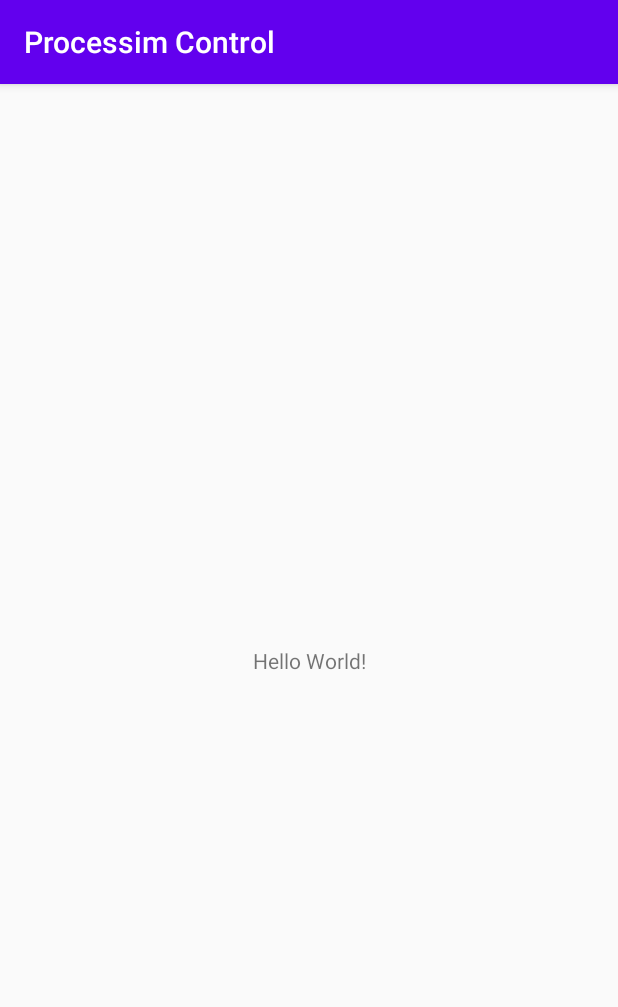
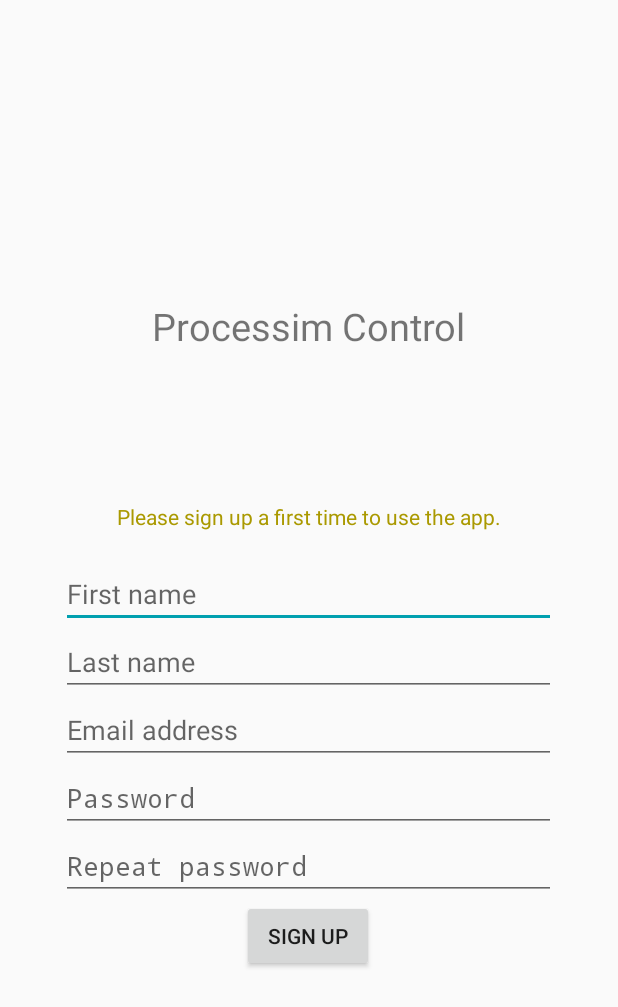
Before and after one commit to TeaFlex/ProcessimControlApp, an Android app: the screen it shows after launch (MainActivity before the commit, RegisterActivity after it), on a phone screen of 412 x 824 dp. Shown: the top 1007 px of the screen. Run offline under Robolectric (Android 15) with nearby library versions, the phone set to English and light mode, and no system bars; our stand-ins replace Room's generated code; 1 statement that could not run was skipped.

Commit message:
Big changes

```diff
--- a/app/build.gradle
+++ b/app/build.gradle
@@ -19,6 +19,10 @@ android {
             minifyEnabled false
             proguardFiles getDefaultProguardFile('proguard-android-optimize.txt'), 'proguard-rules.pro'
         }
+    }
+    compileOptions {
+        sourceCompatibility JavaVersion.VERSION_1_8
+        targetCompatibility JavaVersion.VERSION_1_8
     }
 }
 
--- a/app/src/main/AndroidManifest.xml
+++ b/app/src/main/AndroidManifest.xml
@@ -11,7 +11,7 @@
         android:theme="@style/AppTheme">
         <activity android:name=".RegisterActivity"></activity>
         <activity android:name=".LoginActivity" />
-        <activity android:name=".MainActivity">
+        <activity android:name=".StartActivity">
             <intent-filter>
                 <action android:name="android.intent.action.MAIN" />
 
--- /dev/null
+++ b/app/src/main/java/be/heh/std/app/FormActivity.java
@@ -0,0 +1,50 @@
+package be.heh.std.app;
+
+import android.app.Activity;
+import android.os.Bundle;
+import android.view.View;
+import android.widget.Button;
+import android.widget.EditText;
+import android.widget.TextView;
+import android.widget.Toast;
+
+import androidx.appcompat.app.AppCompatActivity;
+
+import java.util.ArrayList;
+import java.util.HashMap;
+import java.util.Map;
+
+public abstract class FormActivity extends Activity {
+
+    protected View form;
+    protected TextView title;
+    protected TextView info_msg;
+    protected TextView error_msg;
+    protected Button submit;
+    protected HashMap<String, EditText> notEmptyInputs;
+
+    @Override
+    protected void onCreate(Bundle savedInstanceState) {
+        super.onCreate(savedInstanceState);
+        setContentView(R.layout.activity_forms);
+        title = (TextView) findViewById(R.id.form_title);
+        info_msg = (TextView) findViewById(R.id.info_msg);
+        error_msg = (TextView) findViewById(R.id.error_msg);
+        notEmptyInputs = new HashMap();
+    }
+
+    public void onFormClickManager(View v) throws Exception {
+        if(v.getId() == submit.getId()) checkForm();
+    }
+
+    public void checkForm() throws Exception {
+        for (Map.Entry<String, EditText> entry : notEmptyInputs.entrySet()) {
+            if(isEditTextEmpty(entry.getValue()))
+                throw new Exception(entry.getKey()+" is empty !");
+        }
+    }
+
+    public boolean isEditTextEmpty(EditText e) {
+        return e.getText().toString().trim().length() == 0;
+    }
+}
--- a/app/src/main/java/be/heh/std/app/MainActivity.java
+++ /dev/null
@@ -1,14 +0,0 @@
-package be.heh.std.app;
-
-import androidx.appcompat.app.AppCompatActivity;
-
-import android.os.Bundle;
-
-public class MainActivity extends AppCompatActivity {
-
-    @Override
-    protected void onCreate(Bundle savedInstanceState) {
-        super.onCreate(savedInstanceState);
-        setContentView(R.layout.activity_main);
-    }
-}
--- a/app/src/main/java/be/heh/std/app/RegisterActivity.java
+++ b/app/src/main/java/be/heh/std/app/RegisterActivity.java
@@ -1,14 +1,45 @@
 package be.heh.std.app;
 
-import androidx.appcompat.app.AppCompatActivity;
+import android.os.Bundle;
+import android.util.Log;
+import android.view.View;
+import android.widget.Button;
+import android.widget.EditText;
+import android.widget.TextView;
+import android.widget.Toast;
 
-import android.os.Bundle;
+public class RegisterActivity extends FormActivity {
 
-public class RegisterActivity extends AppCompatActivity {
+    private boolean firstTime;
+    private EditText firstname;
+    private EditText lastname;
+    private EditText email;
+    private EditText password;
+    private EditText password2;
 
     @Override
     protected void onCreate(Bundle savedInstanceState) {
         super.onCreate(savedInstanceState);
-        setContentView(R.layout.activity_register);
+
+        firstTime = getIntent().getBooleanExtra("first_time", false);
+        form = findViewById(R.id.register_form);
+        firstname = (EditText) findViewById(R.id.register_firstname);
+        lastname = (EditText) findViewById(R.id.register_lastname);
+        email = (EditText) findViewById(R.id.register_email);
+        password = (EditText) findViewById(R.id.register_password);
+        password2 = (EditText) findViewById(R.id.register_password2);
+        submit = (Button) findViewById(R.id.register_connect);
+
+        form.setVisibility(View.VISIBLE);
+        if(firstTime) info_msg.setText(getString(R.string.need_register));
+    }
+
+    @Override
+    public void checkForm() {
+        try {
+
+        } catch (Exception e) {
+            Toast.makeText(getApplicationContext(), e.getMessage(), Toast.LENGTH_SHORT).show();
+        }
     }
 }
--- /dev/null
+++ b/app/src/main/java/be/heh/std/app/StartActivity.java
@@ -0,0 +1,41 @@
+package be.heh.std.app;
+
+import android.content.Intent;
+import android.os.Bundle;
+import android.view.View;
+import android.widget.ProgressBar;
+import android.widget.TextView;
+
+import androidx.appcompat.app.AppCompatActivity;
+
+import be.heh.std.database.AppDatabase;
+
+public class StartActivity extends AppCompatActivity {
+
+    private Intent intent = new Intent(this, LoginActivity.class);
+
+    @Override
+    protected void onCreate(Bundle savedInstanceState) {
+        super.onCreate(savedInstanceState);
+        setContentView(R.layout.activity_start);
+
+        try {
+            AppDatabase db = AppDatabase.getInstance(getApplicationContext());
+            Boolean isDatabaseEmpty = (db.userdao().getCountOfUsers() == 0);
+
+            if(isDatabaseEmpty) {
+                intent = new Intent(this, RegisterActivity.class);
+                intent.putExtra("first_time", true);
+            }
+            startActivity(intent);
+            finish();
+
+        } catch (Exception e) {
+            TextView v = (TextView)findViewById(R.id.info_msg);
+            ProgressBar p = (ProgressBar) findViewById(R.id.pg_loading);
+            p.setVisibility(View.GONE);
+            v.setText(e.getMessage());
+            v.setVisibility(View.VISIBLE);
+        }
+    }
+}
--- a/app/src/main/java/be/heh/std/database/AppDatabase.java
+++ b/app/src/main/java/be/heh/std/database/AppDatabase.java
@@ -1,9 +1,23 @@
 package be.heh.std.database;
 
+import android.content.Context;
+
 import androidx.room.Database;
+import androidx.room.Room;
 import androidx.room.RoomDatabase;
 
 @Database(entities = {User.class}, version = 1)
 public abstract class AppDatabase extends RoomDatabase {
     public abstract UserDAO userdao();
+    public static AppDatabase instance;
+
+    public static synchronized AppDatabase getInstance(Context context) {
+        if(instance == null) {
+            instance = Room.databaseBuilder(context.getApplicationContext(), AppDatabase.class,
+                    "appdb").fallbackToDestructiveMigration()
+                    .allowMainThreadQueries()
+                    .build();
+        }
+        return instance;
+    }
 }
--- a/app/src/main/java/be/heh/std/database/UserDAO.java
+++ b/app/src/main/java/be/heh/std/database/UserDAO.java
@@ -1,6 +1,9 @@
 package be.heh.std.database;
 
 import androidx.room.Dao;
+import androidx.room.Delete;
+import androidx.room.Insert;
+import androidx.room.OnConflictStrategy;
 import androidx.room.Query;
 
 import java.util.List;
@@ -10,14 +13,24 @@ import be.heh.std.database.User;
 @Dao
 public interface UserDAO {
 
+    @Insert
+    void addUser(User user);
+
+    @Delete
+    void deleteUser(User user);
+
+    @Query("DELETE FROM user WHERE id = :id;")
+    void deleteUserById(int id);
+
     @Query("SELECT * FROM user")
     List<User> getAllUsers();
 
-    @Query("SELECT * FROM user WHERE id = :id")
+    @Query("SELECT * FROM user WHERE id = :id;")
     User getUserById(int id);
 
-    @Query("SELECT * FROM user WHERE role = :role")
-    User getUserByRole(int role);
+    @Query("SELECT * FROM user WHERE role = :role;")
+    List<User> getUsersByRole(int role);
 
-
+    @Query("SELECT COUNT(*) FROM user;")
+    int getCountOfUsers();
 }
--- a/app/src/main/java/be/heh/std/core/Roles.java
+++ b/app/src/main/java/be/heh/std/model/Roles.java
@@ -1,4 +1,4 @@
-package be.heh.std.core;
+package be.heh.std.model;
 
 public enum Roles {
     ADMIN,
--- a/app/src/main/res/layout/activity_forms.xml
+++ b/app/src/main/res/layout/activity_forms.xml
@@ -11,6 +11,7 @@
     >
 
     <TextView
+        android:id="@+id/form_title"
         android:layout_width="wrap_content"
         android:layout_height="wrap_content"
         android:text="@string/app_name"
@@ -19,108 +20,27 @@
         android:textSize="25dp"
         />
 
-    <LinearLayout
+    <TextView
+        android:id="@+id/info_msg"
+        android:textColor="@color/yellow"
+        android:layout_width="wrap_content"
+        android:layout_height="wrap_content" />
+    <TextView
+        android:id="@+id/error_msg"
+        android:textColor="@color/red"
+        android:layout_width="match_parent"
+        android:layout_height="wrap_content" />
+
+    <include
+        layout="@layout/module_login"
         android:id="@+id/login_form"
-        android:layout_width="330dp"
-        android:layout_height="wrap_content"
-        android:gravity="center"
-        android:orientation="vertical"
-        android:visibility="gone">
+        android:visibility="gone"
+        />
 
-        <TextView
-            android:id="@+id/login_error"
-            android:textColor="@color/red"
-            android:layout_width="match_parent"
-            android:layout_height="wrap_content"
-            android:visibility="gone" />
-
-        <EditText
-            android:id="@+id/login_email"
-            android:layout_width="match_parent"
-            android:layout_height="wrap_content"
-            android:hint="@string/email"
-            android:inputType="textEmailAddress"
-            tools:ignore="MissingConstraints" />
-
-        <EditText
-            android:id="@+id/login_password"
-            android:hint="@string/password"
-            android:layout_width="match_parent"
-            android:layout_height="wrap_content"
-            android:inputType="textPassword"
-            tools:ignore="MissingConstraints" />
-
-        <Button
-            android:id="@+id/login_connect"
-            style="@style/Widget.AppCompat.Button"
-            android:layout_width="wrap_content"
-            android:layout_height="wrap_content"
-            android:text="@string/connect"
-            tools:ignore="MissingConstraints" />
-    </LinearLayout>
-
-    <LinearLayout
+    <include
+        layout="@layout/module_register"
         android:id="@+id/register_form"
-        android:layout_width="330dp"
-        android:layout_height="wrap_content"
-        android:gravity="center"
-        android:orientation="vertical"
-        android:visibility="gone">
-
-        <TextView
-            android:id="@+id/register_error"
-            android:textColor="@color/red"
-            android:layout_width="match_parent"
-            android:layout_height="wrap_content"
-            android:visibility="gone" />
-
-        <EditText
-            android:id="@+id/register_firstname"
-            android:layout_width="match_parent"
-            android:layout_height="wrap_content"
-            android:hint="@string/firstname"
-            android:inputType="text"
-            tools:ignore="MissingConstraints" />
-
-        <EditText
-            android:id="@+id/register_lastname"
-            android:layout_width="match_parent"
-            android:layout_height="wrap_content"
-            android:hint="@string/lastname"
-            android:inputType="text"
-            tools:ignore="MissingConstraints" />
-
-        <EditText
-            android:id="@+id/register_email"
-            android:layout_width="match_parent"
-            android:layout_height="wrap_content"
-            android:hint="@string/email"
-            android:inputType="textEmailAddress"
-            tools:ignore="MissingConstraints" />
-
-        <EditText
-            android:id="@+id/register_password"
-            android:hint="@string/password"
-            android:layout_width="match_parent"
-            android:layout_height="wrap_content"
-            android:inputType="textPassword"
-            tools:ignore="MissingConstraints" />
-
-        <EditText
-            android:id="@+id/register_password2"
-            android:hint="@string/password2"
-            android:layout_width="match_parent"
-            android:layout_height="wrap_content"
-            android:inputType="textPassword"
-            tools:ignore="MissingConstraints" />
-
-        <Button
-            android:id="@+id/register_connect"
-            style="@style/Widget.AppCompat.Button"
-            android:layout_width="wrap_content"
-            android:layout_height="wrap_content"
-            android:text="@string/register"
-            tools:ignore="MissingConstraints" />
-    </LinearLayout>
+        android:visibility="gone"
+        />
 
 </LinearLayout>
--- a/app/src/main/res/layout/activity_main.xml
+++ /dev/null
@@ -1,18 +0,0 @@
-<?xml version="1.0" encoding="utf-8"?>
-<androidx.constraintlayout.widget.ConstraintLayout xmlns:android="http://schemas.android.com/apk/res/android"
-    xmlns:app="http://schemas.android.com/apk/res-auto"
-    xmlns:tools="http://schemas.android.com/tools"
-    android:layout_width="match_parent"
-    android:layout_height="match_parent"
-    tools:context=".MainActivity">
-
-    <TextView
-        android:layout_width="wrap_content"
-        android:layout_height="wrap_content"
-        android:text="Hello World!"
-        app:layout_constraintBottom_toBottomOf="parent"
-        app:layout_constraintLeft_toLeftOf="parent"
-        app:layout_constraintRight_toRightOf="parent"
-        app:layout_constraintTop_toTopOf="parent" />
-
-</androidx.constraintlayout.widget.ConstraintLayout>
--- /dev/null
+++ b/app/src/main/res/layout/module_register.xml
@@ -0,0 +1,61 @@
+<?xml version="1.0" encoding="utf-8"?>
+
+<LinearLayout
+xmlns:android="http://schemas.android.com/apk/res/android"
+android:layout_width="330dp"
+android:layout_height="wrap_content"
+android:gravity="center"
+android:orientation="vertical"
+    >
+
+
+    <EditText
+        android:id="@+id/register_firstname"
+        android:layout_width="match_parent"
+        android:layout_height="wrap_content"
+        android:hint="@string/firstname"
+        android:inputType="text"
+        />
+
+    <EditText
+        android:id="@+id/register_lastname"
+        android:layout_width="match_parent"
+        android:layout_height="wrap_content"
+        android:hint="@string/lastname"
+        android:inputType="text"
+        />
+
+    <EditText
+        android:id="@+id/register_email"
+        android:layout_width="match_parent"
+        android:layout_height="wrap_content"
+        android:hint="@string/email"
+        android:inputType="textEmailAddress"
+        />
+
+    <EditText
+        android:id="@+id/register_password"
+        android:hint="@string/password"
+        android:layout_width="match_parent"
+        android:layout_height="wrap_content"
+        android:inputType="textPassword"
+        />
+
+    <EditText
+        android:id="@+id/register_password2"
+        android:hint="@string/password2"
+        android:layout_width="match_parent"
+        android:layout_height="wrap_content"
+        android:inputType="textPassword"
+        />
+
+    <Button
+        android:id="@+id/register_connect"
+        style="@style/Widget.AppCompat.Button"
+        android:layout_width="wrap_content"
+        android:layout_height="wrap_content"
+        android:text="@string/register"
+        android:onClick="onFormClickManager"
+        />
+
+</LinearLayout>
--- a/app/src/main/res/values/colors.xml
+++ b/app/src/main/res/values/colors.xml
@@ -1,7 +1,8 @@
 <?xml version="1.0" encoding="utf-8"?>
 <resources>
-    <color name="colorPrimary">#6200EE</color>
-    <color name="colorPrimaryDark">#3700B3</color>
-    <color name="colorAccent">#03DAC5</color>
+    <color name="colorPrimary">#AAA</color>
+    <color name="colorPrimaryDark">#333</color>
+    <color name="colorAccent">#00A0AF</color>
     <color name="red">#FF0000</color>
+    <color name="yellow">#A90</color>
 </resources>
--- a/app/src/main/res/values/strings.xml
+++ b/app/src/main/res/values/strings.xml
@@ -7,4 +7,6 @@
     <string name="password2">Repeat password</string>
     <string name="connect">Connect</string>
     <string name="register">Sign up</string>
+    <string name="need_register">Please sign up a first time to use the app.</string>
+    <string name="need_login">Please sign in for further actions.</string>
 </resources>
--- a/app/src/main/res/values/styles.xml
+++ b/app/src/main/res/values/styles.xml
@@ -1,6 +1,6 @@
 <resources>
     <!-- Base application theme. -->
-    <style name="AppTheme" parent="Theme.AppCompat.Light.DarkActionBar">
+    <style name="AppTheme" parent="Theme.AppCompat.Light.NoActionBar">
         <!-- Customize your theme here. -->
         <item name="colorPrimary">@color/colorPrimary</item>
         <item name="colorPrimaryDark">@color/colorPrimaryDark</item>
```
Also changed, not shown: app/src/main/java/be/heh/std/app/LoginActivity.java (+22 -8 lines), app/src/main/java/be/heh/std/database/User.java (+7 -7 lines), app/src/main/res/layout/activity_register.xml (deleted, +0 -9 lines), app/src/main/res/layout/activity_start.xml (added, +23 -0 lines), app/src/main/res/layout/module_login.xml (added, +36 -0 lines).
